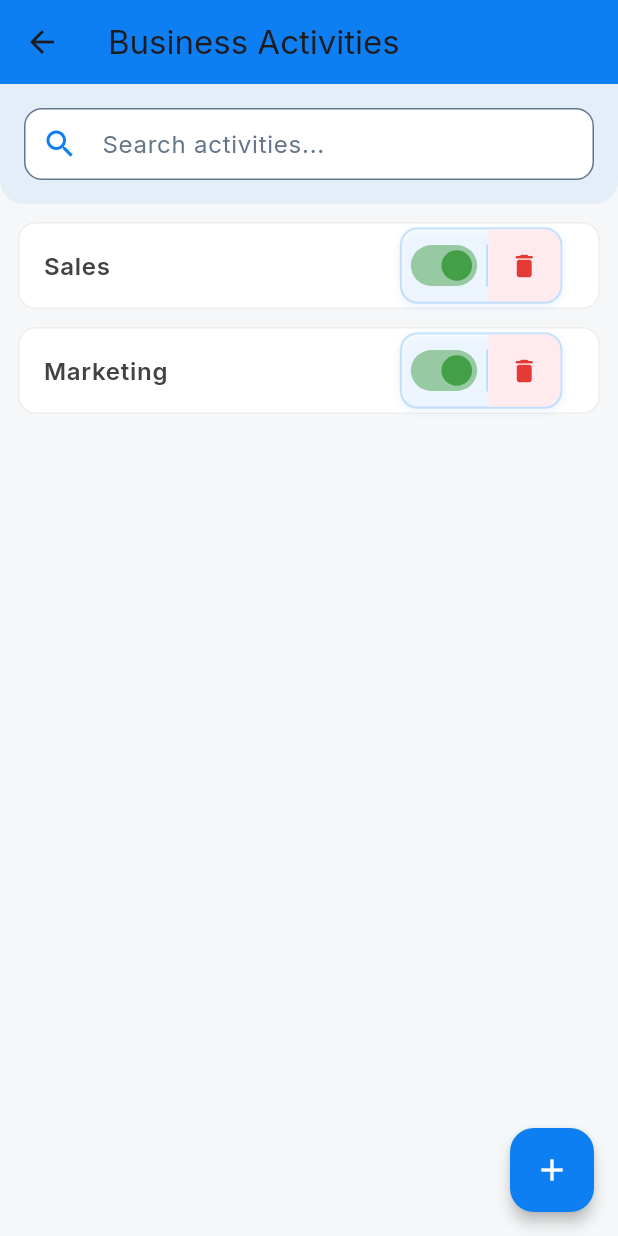
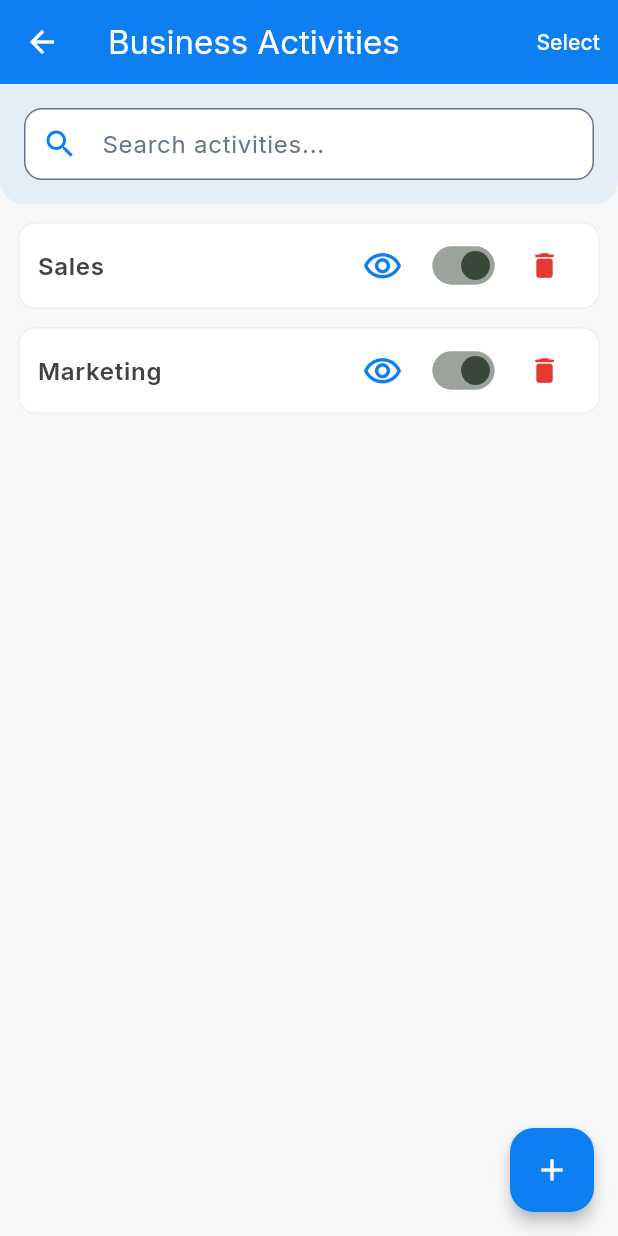
Before and after one commit to Notetech-Software-Kerala/VoiceFirst_Admin_Flutter, a Flutter app: the screen it shows after launch, after a tap on "Business Activity", on a phone screen of 412 x 824 dp. Run offline on Flutter 3.47's test engine with Material 3 defaults, Android fonts, the phone set to English and light mode, and no system bars; our stand-ins replace flutter_riverpod, google_fonts, riverpod_annotation; generated files the repository leaves out were written again; network calls fail.

Commit message:
listview,detailed view,edit,redirection from update

```diff
--- a/lib/features/Business_activity/presentation/pages/view_business_activity.dart
+++ b/lib/features/Business_activity/presentation/pages/view_business_activity.dart
@@ -20,24 +20,67 @@ class ViewBusinessActivityPage extends ConsumerWidget {
     return Scaffold(
       appBar: AppBar(
         title: Text(
+          style: TextStyle(color: Colors.white),
           state.isMultiSelect
               ? '${state.selectedIds.length} selected'
               : 'Business Activities',
         ),
         backgroundColor: primaryColor,
         elevation: 0,
-        actions: state.isMultiSelect
-            ? [
-                IconButton(
-                  icon: const Icon(Icons.delete),
-                  onPressed: () => BulkDeleteDialog.show(
-                    context,
-                    ref,
-                    state.selectedIds.length,
+        leading: IconButton(
+          icon: const Icon(Icons.arrow_back, color: Colors.white),
+          // onPressed: () => Navigator.pop(context),
+          onPressed: () {
+            if (state.isMultiSelect) {
+              notifier.exitSelectionMode(); // ✅ same as old Cancel
+            } else {
+              Navigator.pop(context);
+            }
+          },
+        ),
+        // actions: state.isMultiSelect
+        //     ? [
+        //         IconButton(
+        //           icon: const Icon(Icons.delete),
+        //           onPressed: () => BulkDeleteDialog.show(
+        //             context,
+        //             ref,
+        //             state.selectedIds.length,
+        //           ),
+        //         ),
+        //       ]
+        //     : [],
+        actions: [
+          /// BEFORE long-press → Select
+          if (!state.isMultiSelect)
+            TextButton(
+              onPressed: () => notifier.enterSelectionMode(),
+              child: const Text(
+                'Select',
+                style: TextStyle(color: Colors.white),
               ),
             ),
-              ]
-            : [],
+
+          /// AFTER long-press → Select All / Clear All
+          if (state.isMultiSelect)
+            TextButton(
+              onPressed: () => notifier.enterSelectionMode(
+                selectAll: !notifier.allVisibleSelected,
+              ),
+              child: Text(
+                notifier.allVisibleSelected ? 'Clear All' : 'Select All',
+                style: const TextStyle(color: Colors.white),
+              ),
+            ),
+
+          /// Bulk delete
+          if (state.isMultiSelect)
+            IconButton(
+              icon: const Icon(Icons.delete, color: Colors.white),
+              onPressed: () =>
+                  BulkDeleteDialog.show(context, ref, state.selectedIds.length),
+            ),
+        ],
       ),
       body: Column(
         children: [
@@ -126,6 +169,9 @@ class ViewBusinessActivityPage extends ConsumerWidget {
                         child: Material(
                           color: Colors.transparent,
                           child: ListTile(
+                            contentPadding: const EdgeInsets.symmetric(
+                              horizontal: 12,
+                            ),
                             shape: RoundedRectangleBorder(
                               borderRadius: BorderRadius.circular(12),
                               side: BorderSide(
@@ -138,20 +184,7 @@ class ViewBusinessActivityPage extends ConsumerWidget {
                             tileColor: selected
                                 ? primaryColor.withOpacity(0.08)
                                 : Colors.white,
-                            title: Text(
-                              a.activityName,
-                              style: TextStyle(
-                                fontWeight: FontWeight.w600,
-                                color: Colors.grey.shade800,
-                              ),
-                            ),
-                            // subtitle: Text(
-                            //   'ID: ${a.id}',
-                            //   style: TextStyle(
-                            //     fontSize: 12,
-                            //     color: Colors.grey.shade500,
-                            //   ),
-                            // ),
+
                             leading: state.isMultiSelect
                                 ? Checkbox(
                                     value: selected,
@@ -160,34 +193,38 @@ class ViewBusinessActivityPage extends ConsumerWidget {
                                     activeColor: primaryColor,
                                   )
                                 : null,
+
+                            title: Text(
+                              a.activityName,
+                              style: TextStyle(
+                                fontWeight: FontWeight.w600,
+                                color: Colors.grey.shade800,
+                              ),
+                            ),
+
                             trailing: Row(
                               mainAxisSize: MainAxisSize.min,
                               children: [
-                                Container(
-                                  decoration: BoxDecoration(
-                                    border: Border.all(
-                                      color: primaryColor.withOpacity(0.2),
-                                      width: 1.5,
+                                /// 👁 Eye
+                                IconButton(
+                                  icon: Icon(
+                                    Icons.remove_red_eye_outlined,
+                                    color: primaryColor,
+                                    // size: 27,
                                   ),
-                                    borderRadius: BorderRadius.circular(12),
-                                    boxShadow: [
-                                      BoxShadow(
-                                        color: primaryColor.withOpacity(0.08),
-                                        blurRadius: 4,
-                                        offset: const Offset(0, 2),
+                                  iconSize: 27,
+                                  onPressed: () => Navigator.push(
+                                    context,
+                                    MaterialPageRoute(
+                                      builder: (_) =>
+                                          ActivityDetailPage(activityId: a.id),
                                     ),
-                                    ],
                                   ),
-                                  child: Row(
-                                    mainAxisSize: MainAxisSize.min,
-                                    children: [
-                                      Container(
-                                        width: 56,
-                                        padding: const EdgeInsets.symmetric(
-                                          horizontal: 4,
                                 ),
-                                        child: Transform.scale(
-                                          scale: 0.85,
+
+                                /// 🔀 Toggle
+                                Transform.scale(
+                                  scale: 0.8,
                                   child: Switch(
                                     value: a.status,
                                     onChanged: (val) {
@@ -199,66 +236,43 @@ class ViewBusinessActivityPage extends ConsumerWidget {
                                         type: SnackBarType.info,
                                       );
                                     },
-                                            activeColor: Colors.green.shade600,
-                                            inactiveThumbColor:
-                                                Colors.grey.shade400,
+                                    activeThumbColor: const Color.fromARGB(
+                                      255,
+                                      57,
+                                      71,
+                                      57,
+                                    ),
+                                    inactiveThumbColor: Colors.grey.shade400,
                                     materialTapTargetSize:
-                                                MaterialTapTargetSize
-                                                    .shrinkWrap,
+                                        MaterialTapTargetSize.shrinkWrap,
                                   ),
                                 ),
-                                      ),
-                                      Container(
-                                        width: 1.5,
-                                        height: 28,
-                                        color: primaryColor.withOpacity(0.2),
-                                      ),
-                                      Container(
-                                        width: 48,
-                                        height: 48,
-                                        decoration: BoxDecoration(
-                                          borderRadius: const BorderRadius.only(
-                                            topRight: Radius.circular(11),
-                                            bottomRight: Radius.circular(11),
-                                          ),
-                                          color: Colors.red.shade50,
-                                        ),
-                                        child: IconButton(
+
+                                /// 🗑 Delete
+                                IconButton(
                                   icon: Icon(
                                     Icons.delete_rounded,
                                     color: Colors.red.shade600,
-                                            size: 20,
+                                    // size: 27,
                                   ),
-                                          padding: EdgeInsets.zero,
-                                          onPressed: () =>
-                                              DeleteActivityDialog.show(
+                                  iconSize: 22,
+                                  onPressed: () => DeleteActivityDialog.show(
                                     context,
                                     ref,
                                     a.id,
                                     a.activityName,
                                   ),
-                                          splashColor: Colors.red.withOpacity(
-                                            0.2,
-                                          ),
-                                          highlightColor: Colors.red
-                                              .withOpacity(0.1),
-                                        ),
                                 ),
                               ],
                             ),
-                                ),
-                              ],
-                            ),
+
                             onLongPress: () => notifier.toggleSelection(a.id),
-                            onTap: state.isMultiSelect
-                                ? null
-                                : () => Navigator.push(
-                                    context,
-                                    MaterialPageRoute(
-                                      builder: (context) =>
-                                          ActivityDetailPage(activity: a),
-                                    ),
-                                  ),
+                            // onTap: state.isMultiSelect ? null : () {},
+                            onTap: () {
+                              if (state.isMultiSelect) {
+                                notifier.toggleSelection(a.id);
+                              }
+                            },
                           ),
                         ),
                       );
```
Also changed, not shown: lib/features/Business_activity/models/business_activity_model.dart (+8 -8 lines), lib/features/Business_activity/presentation/dialogs/edit_activity_dialog.dart (+39 -3 lines), lib/features/Business_activity/presentation/pages/activity_detail_page.dart (+118 -53 lines), lib/features/Business_activity/presentation/providers/business_activity_notifier.dart (+23 -4 lines), lib/features/Business_activity/presentation/widgets/business_activity_dialog.dart (+21 -21 lines). Lines whose indentation alone changed are shown as unchanged.
